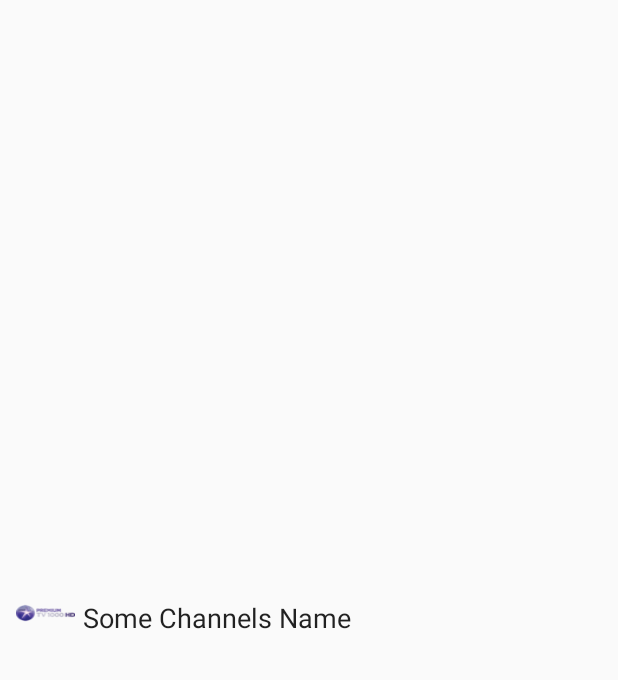
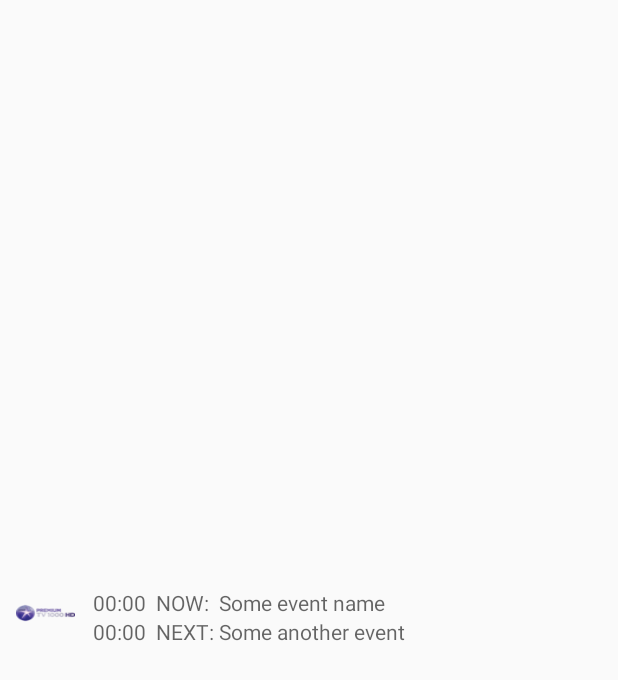
Before and after one commit to Ramiel2009/TVGuide, an Android app: the layout channels_list.xml on its own in the app's theme, with its tools: preview values and no code run, on a phone screen of 412 x 824 dp. Shown: the top 680 px of the screen. Run offline under Robolectric (Android 15) with nearby library versions, the phone set to English and light mode, and no system bars; network calls fail.

Commit message:
fully updated "Channels" section

```diff
--- a/app/src/main/java/ua/viasat/tvguide/BackgroundWorker.java
+++ b/app/src/main/java/ua/viasat/tvguide/BackgroundWorker.java
@@ -30,6 +30,7 @@ public class BackgroundWorker extends AsyncTask<Void, Void, Void> {
     protected Void doInBackground(Void... params) {
         try {
             Parser.refreshItems();
+            ScheduleParser.Parse();
         } catch (IOException e) {
             e.printStackTrace();
         }
--- a/app/src/main/java/ua/viasat/tvguide/ChannelScheduleActivity.java
+++ b/app/src/main/java/ua/viasat/tvguide/ChannelScheduleActivity.java
@@ -48,7 +48,7 @@ public class ChannelScheduleActivity extends ActionBarActivity {
         actionBar = getSupportActionBar();
         actionBar.setDisplayShowTitleEnabled(true);
         actionBar.setBackgroundDrawable(new ColorDrawable(Color.parseColor("#225180")));
-        actionBar.setTitle(Channels_fragment.names[Channels_fragment.selectedChannel]);
+        actionBar.setTitle(Channels.names[Channels_fragment.selectedChannel]);
     }
 
     public void Parse () throws IOException{
@@ -65,8 +65,7 @@ public class ChannelScheduleActivity extends ActionBarActivity {
                         e.getElementsByClass("ch-title").text()));//adding text to collection
             if (check == true){
                 mark=i-1;
-                System.out.println(mark);
-                System.out.println("here!");
+                System.out.println(mark+" Live!");
                 check=false;
             }
         }
--- a/app/src/main/java/ua/viasat/tvguide/ListViewAdapterSchedule.java
+++ b/app/src/main/java/ua/viasat/tvguide/ListViewAdapterSchedule.java
@@ -1,6 +1,7 @@
 package ua.viasat.tvguide;
 
 import android.content.Context;
+import android.graphics.Typeface;
 import android.view.LayoutInflater;
 import android.view.View;
 import android.view.ViewGroup;
@@ -42,15 +43,16 @@ import java.util.List;
             ListViewSchedule item = getItem(position);
             if(position==(ChannelScheduleActivity.mark-1)) {        // current event
                 viewHolder.tvTimeS.setText("\n"+ item.time+"   ");
-                viewHolder.tvNameS.setText("\n LIVE!  "+item.name);
+                viewHolder.tvNameS.setText("\n LIVE!  " + item.name);
+                viewHolder.tvNameS.setTypeface(null, Typeface.BOLD);
             }
             else{
             viewHolder.tvTimeS.setText("\n"+ item.time+"   ");
             viewHolder.tvNameS.setText("\n"+item.name);
+            viewHolder.tvNameS.setTypeface(null, Typeface.NORMAL);
             }
             return convertView;
         }
-
         /**
          * The view holder design pattern prevents using findViewById()
          * repeatedly in the getView() method of the adapter.
--- a/app/src/main/java/ua/viasat/tvguide/MainActivity.java
+++ b/app/src/main/java/ua/viasat/tvguide/MainActivity.java
@@ -48,11 +48,11 @@ public class MainActivity extends ActionBarActivity
                 actionBar.setTitle("Grid");
                 break;
         }
-        fragmentManager.beginTransaction().replace(R.id.container, objFragment).commit();
+        fragmentManager.beginTransaction().replace(R.id.container, objFragment).addToBackStack(null)
+                .commit();
     }
     public void restoreActionBar() {
         actionBar = getSupportActionBar();
-        //actionBar.setNavigationMode(ActionBar.NAVIGATION_MODE_STANDARD);
         actionBar.setDisplayShowTitleEnabled(true);
         actionBar.setBackgroundDrawable(new ColorDrawable(Color.parseColor("#225180")));
     }
--- a/app/src/main/res/layout/channels_list.xml
+++ b/app/src/main/res/layout/channels_list.xml
@@ -5,11 +5,12 @@
     android:layout_height="match_parent"
     android:layout_gravity="center"
     android:gravity="center_vertical"
-    android:padding="5dp" >
+    android:padding="5dp">
 
     <!-- the innner view - provides the white rectangle -->
     <RelativeLayout android:layout_width="fill_parent"
-        android:layout_height="50dp" >
+        android:layout_height="50dp"
+        android:layout_marginRight="5dp">
 
         <!-- the icon view -->
         <ImageView android:id="@+id/ivIcon"
@@ -26,16 +27,38 @@
             android:layout_toRightOf="@id/ivIcon"
             android:layout_centerVertical="true" >
 
+            <TextView android:id="@+id/tvTimeChannels"
+                android:layout_width="wrap_content"
+                android:layout_height="wrap_content"
+                android:textAppearance="@android:style/TextAppearance.Small"
+                android:text="  00:00" />
+
+            <TextView android:id="@+id/tvTimeNext"
+                android:layout_width="wrap_content"
+                android:layout_height="wrap_content"
+                android:layout_below="@id/tvTimeChannels"
+                android:textAppearance="@android:style/TextAppearance.Small"
+                android:text="  00:00" />
+
             <!-- the title view -->
             <TextView android:id="@+id/tvTitle"
                 android:layout_width="wrap_content"
                 android:layout_height="wrap_content"
-                android:textAppearance="@android:style/TextAppearance.Medium"
-                android:text="Some Channels Name" />
+                android:textAppearance="@android:style/TextAppearance.Small"
+                android:singleLine="true"
+                android:layout_toRightOf="@id/tvTimeChannels"
+                android:text="  NOW:  Some event name" />
+
+            <TextView android:id="@+id/tvTitleNext"
+                android:layout_width="wrap_content"
+                android:layout_height="wrap_content"
+                android:layout_below="@id/tvTitle"
+                android:layout_toRightOf="@id/tvTimeNext"
+                android:singleLine="true"
+                android:textAppearance="@android:style/TextAppearance.Small"
+                android:text="  NEXT: Some another event" />
 
             <!-- the description view -->
         </RelativeLayout>
-
     </RelativeLayout>
-
 </RelativeLayout>
```
Also changed, not shown: app/src/main/java/ua/viasat/tvguide/Channels.java (+29 -0 lines), app/src/main/java/ua/viasat/tvguide/Channels_fragment.java (+5 -6 lines), app/src/main/java/ua/viasat/tvguide/ListViewAdapterChannels.java (+18 -3 lines), app/src/main/java/ua/viasat/tvguide/ListViewItem.java (+9 -2 lines), app/src/main/java/ua/viasat/tvguide/Parser.java (+2 -5 lines), app/src/main/java/ua/viasat/tvguide/ScheduleParser.java (added, +89 -0 lines), app/src/main/res/layout/channels_layout.xml (+5 -3 lines).
